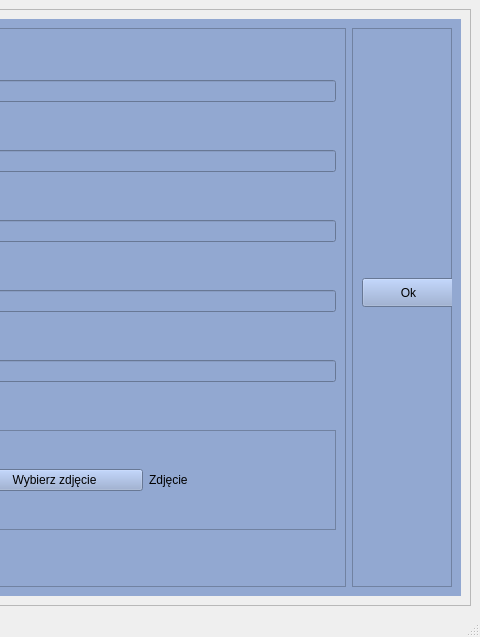
This is src/UI/templates/mainwindow.ui in BartoszPietrucha/projekt as Qt 5 draws it before an edit; both pictures show x 324 to 804 and y 0 to 637 of the 804 by 637 pixel window. The edited form follows.
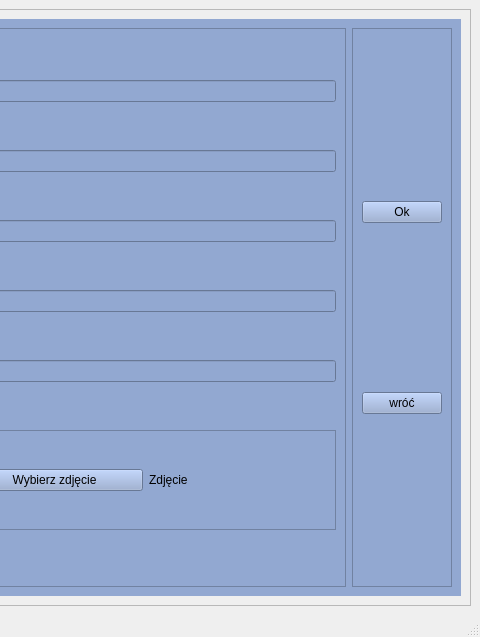
This is the edited form. The open tabs and pages were chosen to show the change.

Diff of the .ui file:
```diff
--- a/src/UI/templates/mainwindow.ui
+++ b/src/UI/templates/mainwindow.ui
@@ -1086,19 +1086,22 @@
              <property name="frameShadow">
               <enum>QFrame::Shadow::Raised</enum>
              </property>
-             <widget class="QPushButton" name="bt_edytuj_3">
-              <property name="geometry">
-               <rect>
-                <x>10</x>
-                <y>250</y>
-                <width>93</width>
-                <height>29</height>
-               </rect>
-              </property>
+             <layout class="QVBoxLayout" name="verticalLayout_31">
+              <item>
+               <widget class="QPushButton" name="bt_resident_ok">
               <property name="text">
                <string>Ok</string>
               </property>
              </widget>
+              </item>
+              <item>
+               <widget class="QPushButton" name="bt_resident_wroc">
+                <property name="text">
+                 <string>wróć</string>
+                </property>
+               </widget>
+              </item>
+             </layout>
             </widget>
            </item>
           </layout>
```
Left out of the diff: 9 changed lines with no effect on the pictures. Lines whose indentation alone changed are shown as unchanged.
